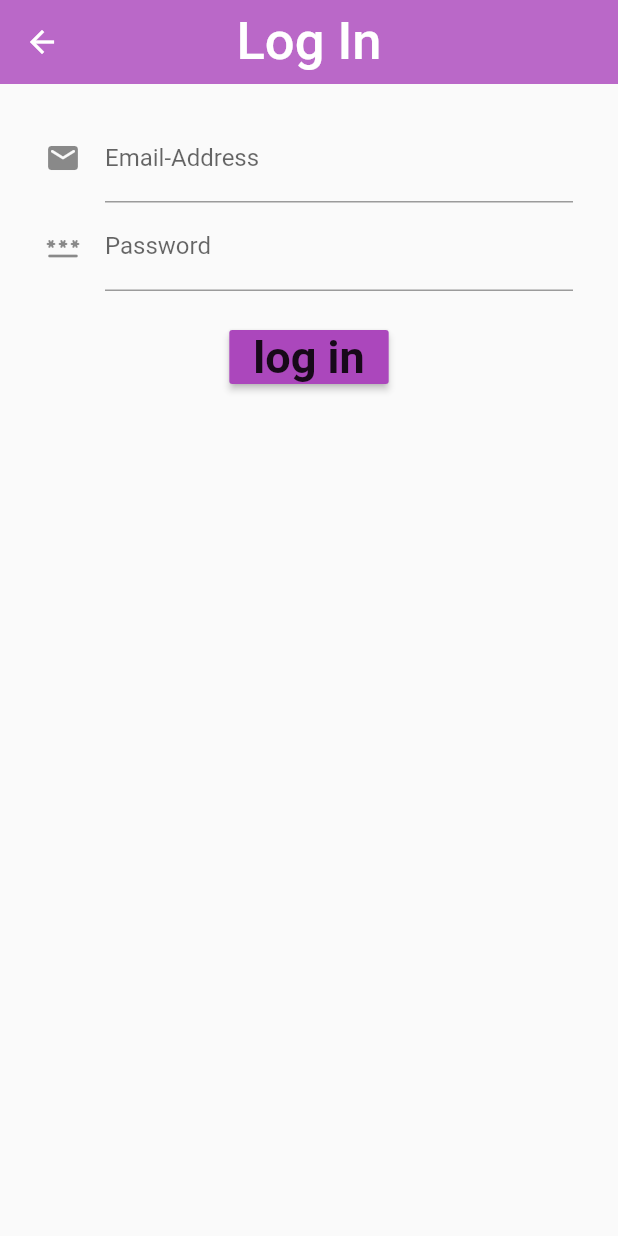
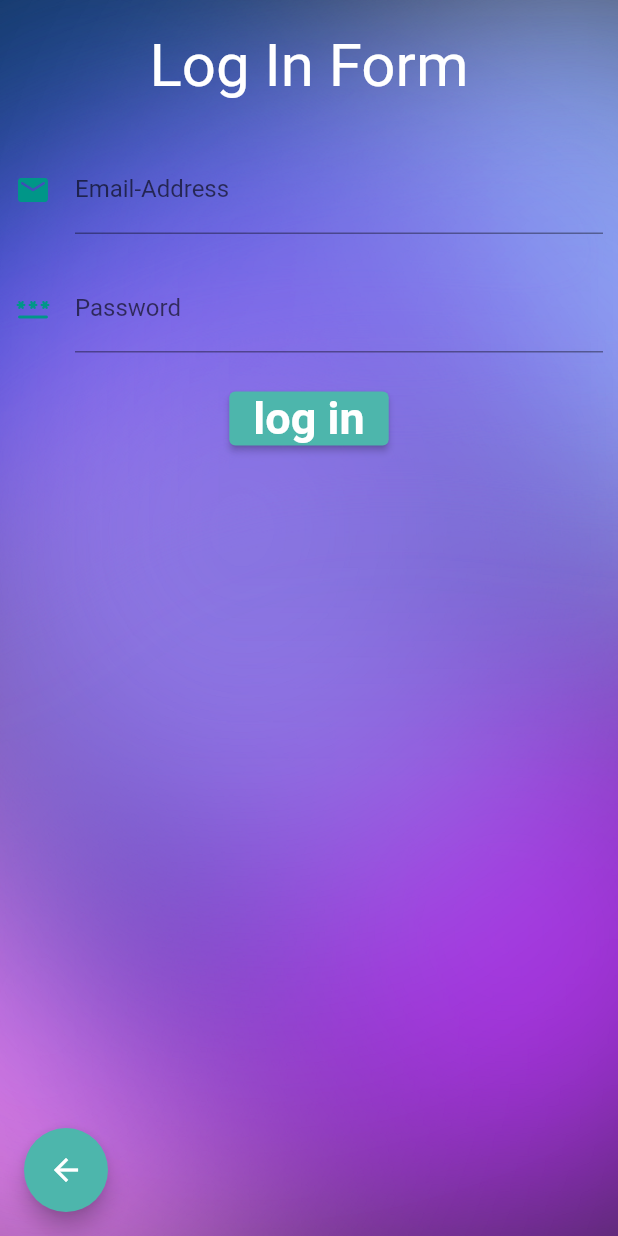
Before and after one commit to narjesabdolii/BMI_Calculatorapp, a Flutter app: the screen it shows after launch, after a tap on "Log In", on a phone screen of 412 x 824 dp. Run offline on Flutter 3.47's test engine with Material 2 defaults, Android fonts, the phone set to English and light mode, and no system bars; Roboto replaces fonts that are missing (Dongle-Bold).

Commit message:
changes : add FAB  and background to login page and change buttons

```diff
--- a/lib/pages/log_in.dart
+++ b/lib/pages/log_in.dart
@@ -10,54 +10,80 @@ class _LoginState extends State<Login> {
   @override
   Widget build(BuildContext context) {
     return Scaffold(
-        appBar: AppBar(
-          centerTitle: true,
-          elevation: 0,
-          title: const Text('Log In',
-            style: TextStyle(
-                fontFamily: 'Dongle-Bold',
-                fontSize: 35.0
-            ) ,),
-          backgroundColor: Colors.purple[300],
-
+      body : Container(
+        alignment: const Alignment(-.2, 0),
+        decoration: const BoxDecoration(
+          image: DecorationImage(
+            image: AssetImage('assets/back-2.png'),
+            fit: BoxFit.cover,
           ),
-        body :  Padding(
-          padding: const EdgeInsets.symmetric(vertical: 20.0,horizontal: 30.0),
+        ),
         child: Column(
           children:  <Widget>[
-              const TextField(
+            Container(
+              margin: const EdgeInsets.all(20.0),
+              child: const Text(
+                'Log In Form',
+                style: TextStyle(
+                  fontSize: 40.0,
+                  fontFamily: 'Dongle-Bold',
+                  color: Colors.white,
+                ),
+              ),
+            ),
+            Container(
+              margin: const EdgeInsets.all(10.0),
+              child : const TextField(
                 decoration: InputDecoration(
                     labelText: 'Email-Address',
-                  icon: Icon(Icons.email_rounded),
+                    icon: Icon(Icons.email_rounded) ,
+                    iconColor: Colors.teal
                 ),
               ),
-              const TextField(
+            ),
+            Container(
+              margin: const EdgeInsets.all(10.0),
+              child :const TextField(
                 decoration: InputDecoration(
                     labelText: 'Password',
                     icon: Icon(Icons.password_rounded),
+                    iconColor: Colors.teal
                 ),
               ),
-              const SizedBox(height: 20.0),
-              RaisedButton(
+            ),
+            Container(
+              margin: const EdgeInsets.all(10.0),
+              child:  ElevatedButton(
                 onPressed: () {
                   setState(() {
                     Navigator.pushNamed(context, '/bmi');
                   });
                 },
-                color: Colors.purple[400],
+                style: ElevatedButton.styleFrom(
+                  primary: Colors.teal[300],
+                ),
                 child: const Text('log in',
                   style: TextStyle(
                     fontWeight: FontWeight.bold,
+                    fontSize: 30.0,
                     fontFamily: 'Dongle-Bold',
-                    fontSize: 30.0,
                   ),
                 ),
-              )
+              ),
+            ),
           ],
-
         ),
-
-        )
+      ),
+      floatingActionButton: FloatingActionButton(
+        onPressed: () {
+          setState(() {
+            Navigator.pushNamed(context, '/home');
+          });
+        },
+        backgroundColor: Colors.teal[300],
+        child: const Icon(Icons.arrow_back_outlined),
+      ),
+      floatingActionButtonLocation: FloatingActionButtonLocation.startFloat,
     );
   }
 }
```
Lines whose indentation alone changed are shown as unchanged.
